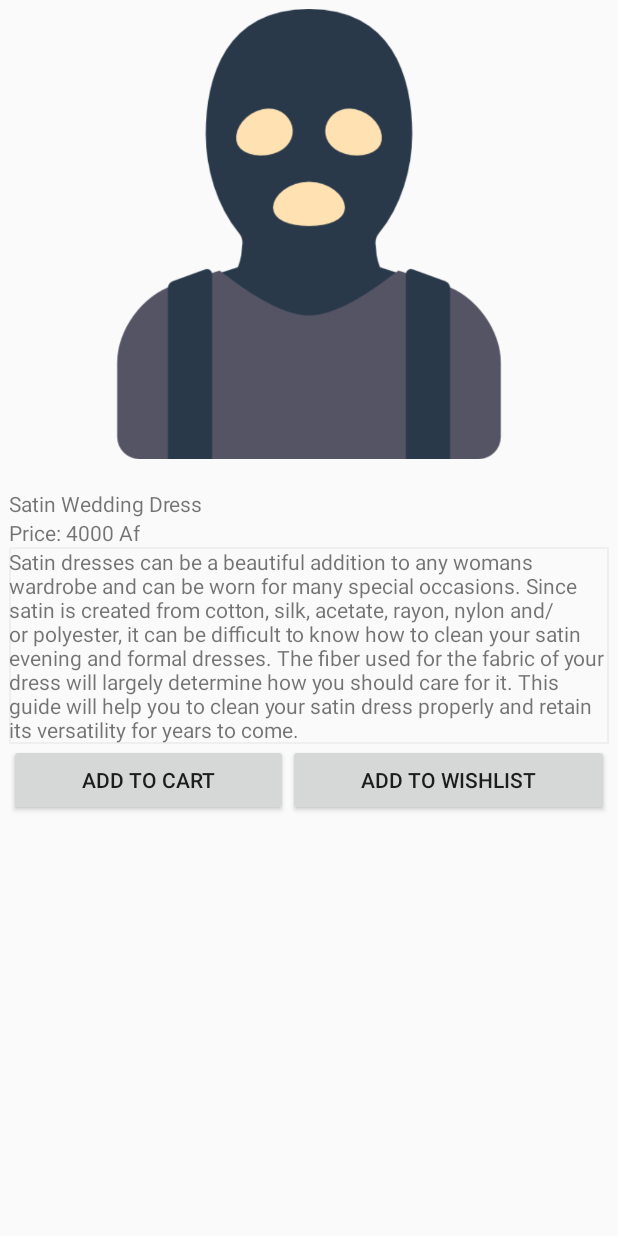
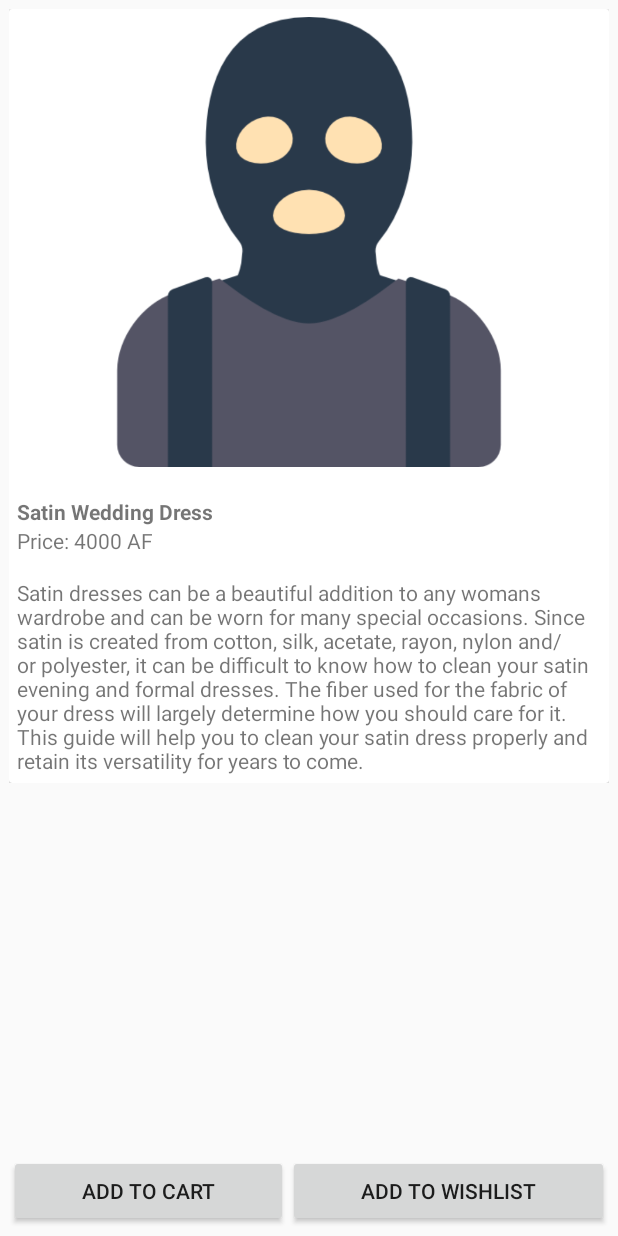
Before and after one commit to matiullah-karimi/Afghan-e-shopping, an Android app: the layout content_product_detail.xml on its own in the app's theme, with its tools: preview values and no code run, on a phone screen of 412 x 824 dp. Run offline under Robolectric (Android 15) with nearby library versions, the phone set to English and light mode, and no system bars.

```diff
--- a/app/src/main/java/com/matiullahkarimi/onlineshopping/MainActivity.java
+++ b/app/src/main/java/com/matiullahkarimi/onlineshopping/MainActivity.java
@@ -226,7 +226,7 @@ public class MainActivity extends AppCompatActivity
                     final ArrayList<Product> names = new ArrayList<Product>();
                     for(int i=0; i<products.length(); i++){
                         JSONObject inner = products.getJSONObject(i);
-                        String name = inner.getString("name");
+                        String name = inner.getString("title");
                         String image = inner.getString("imagePath");
                         String price = inner.getString("price");
                         String description = inner.getString("description");
--- a/app/src/main/res/layout/content_product_detail.xml
+++ b/app/src/main/res/layout/content_product_detail.xml
@@ -1,5 +1,5 @@
 <?xml version="1.0" encoding="utf-8"?>
-<LinearLayout xmlns:android="http://schemas.android.com/apk/res/android"
+<RelativeLayout xmlns:android="http://schemas.android.com/apk/res/android"
     xmlns:app="http://schemas.android.com/apk/res-auto"
     xmlns:tools="http://schemas.android.com/tools"
     android:layout_width="match_parent"
@@ -9,18 +9,33 @@
     android:paddingLeft="@dimen/activity_horizontal_margin"
     android:paddingRight="@dimen/activity_horizontal_margin"
     android:paddingTop="@dimen/activity_vertical_margin"
-    android:orientation="vertical"
     app:layout_behavior="@string/appbar_scrolling_view_behavior"
     tools:context="com.matiullahkarimi.onlineshopping.ProductDetail"
     tools:showIn="@layout/activity_product_detail">
 
     <ScrollView
         android:layout_width="match_parent"
-        android:layout_height="wrap_content">
+        android:layout_height="match_parent">
+        <LinearLayout
+            android:layout_width="match_parent"
+            android:layout_height="match_parent"
+            android:orientation="vertical"
+            >
+
+            <android.support.v7.widget.CardView
+                xmlns:android="http://schemas.android.com/apk/res/android"
+                xmlns:card_view="http://schemas.android.com/apk/res-auto"
+                android:layout_width="match_parent"
+                android:layout_height="match_parent"
+                card_view:cardCornerRadius="2dp"
+                >
+
                 <LinearLayout
                     android:layout_width="match_parent"
                     android:layout_height="wrap_content"
-            android:orientation="vertical">
+                    android:orientation="vertical"
+                    android:layout_margin="5dp">
+
                     <ImageView
                         android:layout_width="match_parent"
                         android:id="@+id/dImage"
@@ -33,6 +48,7 @@
                         android:layout_height="wrap_content"
                         android:layout_marginTop="20dp"
                         android:id="@+id/dName"
+                        android:textStyle="bold"
                         android:text="Satin Wedding Dress"/>
 
                     <LinearLayout
@@ -47,7 +63,11 @@
                             android:layout_width="wrap_content"
                             android:layout_height="wrap_content"
                             android:id="@+id/dPrice"
-                    android:text="4000 Af"/>
+                            android:text="4000"/>
+                        <TextView
+                            android:layout_width="wrap_content"
+                            android:layout_height="wrap_content"
+                            android:text=" AF"/>
                     </LinearLayout>
 
                     <TextView
@@ -55,7 +75,15 @@
                         android:layout_height="wrap_content"
                         android:id="@+id/dDescription"
                         android:text="@string/desc"
-                android:background="@drawable/border"/>
+                        android:layout_marginTop="15dp"
+                        />
+                </LinearLayout>
+
+                </android.support.v7.widget.CardView>
+
+        </LinearLayout>
+
+    </ScrollView>
 
     <LinearLayout
         android:layout_width="match_parent"
@@ -75,13 +103,6 @@
             android:text="Add to Wishlist"
             android:id="@+id/btn_wish"
             android:layout_weight="1"/>
-
-            </LinearLayout>
     </LinearLayout>
 
-
-
-
-    </ScrollView>
-
-</LinearLayout>
+</RelativeLayout>
```
Also changed, not shown: app/src/main/java/com/matiullahkarimi/onlineshopping/Helper.java (+36 -0 lines), app/src/main/java/com/matiullahkarimi/onlineshopping/ProductClient.java (+21 -3 lines), app/src/main/java/com/matiullahkarimi/onlineshopping/Wishlist.java (+5 -3 lines). Lines whose indentation alone changed are shown as unchanged.
